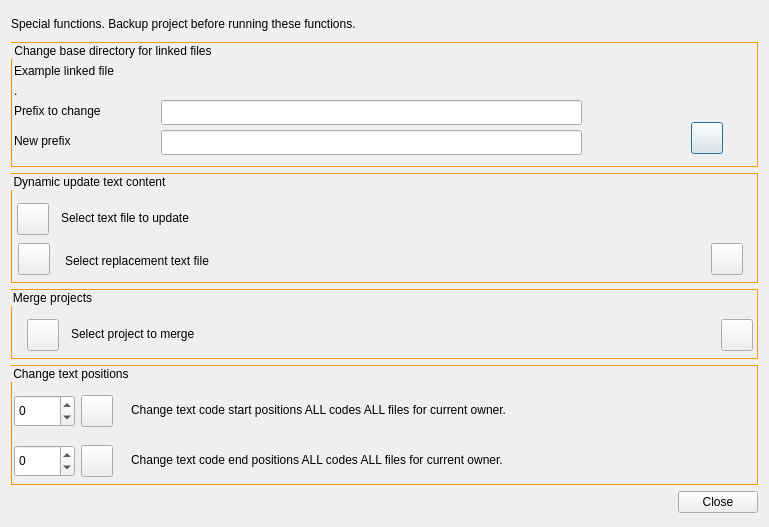
First picture: the form in GUI_UIs/ui_special_functions.ui, repository ccbogel/QualCoder, before the edit.
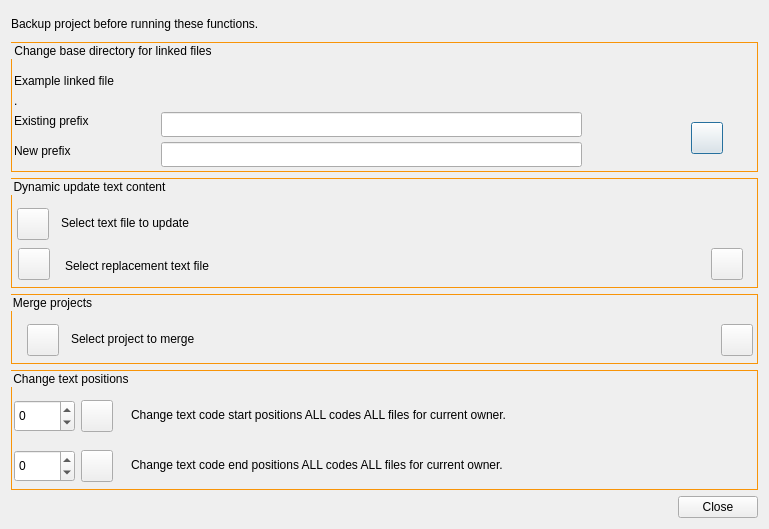
Second picture: the form after the edit.

Patch:
```diff
--- a/GUI_UIs/ui_special_functions.ui
+++ b/GUI_UIs/ui_special_functions.ui
@@ -7,9 +7,15 @@
     <x>0</x>
     <y>0</y>
     <width>769</width>
-    <height>527</height>
+    <height>528</height>
    </rect>
   </property>
+  <property name="maximumSize">
+   <size>
+    <width>16777215</width>
+    <height>600</height>
+   </size>
+  </property>
   <property name="windowTitle">
    <string>Special Functions</string>
   </property>
@@ -29,7 +35,7 @@
       </size>
      </property>
      <property name="text">
-      <string>Special functions. Backup project before running these functions.</string>
+      <string>Backup project before running these functions.</string>
      </property>
     </widget>
    </item>
@@ -38,13 +44,13 @@
      <property name="minimumSize">
       <size>
        <width>0</width>
-       <height>125</height>
+       <height>130</height>
       </size>
      </property>
      <property name="maximumSize">
       <size>
        <width>16777215</width>
-       <height>125</height>
+       <height>130</height>
       </size>
      </property>
      <property name="styleSheet">
@@ -57,7 +63,7 @@
       <property name="geometry">
        <rect>
         <x>3</x>
-        <y>20</y>
+        <y>30</y>
         <width>271</width>
         <height>17</height>
        </rect>
@@ -70,7 +76,7 @@
       <property name="geometry">
        <rect>
         <x>3</x>
-        <y>40</y>
+        <y>50</y>
         <width>721</width>
         <height>17</height>
        </rect>
@@ -83,20 +89,20 @@
       <property name="geometry">
        <rect>
         <x>3</x>
-        <y>60</y>
+        <y>70</y>
         <width>130</width>
         <height>17</height>
        </rect>
       </property>
       <property name="text">
-       <string>Prefix to change</string>
+       <string>Existing prefix</string>
       </property>
      </widget>
      <widget class="QLabel" name="label_4">
       <property name="geometry">
        <rect>
         <x>3</x>
-        <y>90</y>
+        <y>100</y>
         <width>121</width>
         <height>17</height>
        </rect>
@@ -109,7 +115,7 @@
       <property name="geometry">
        <rect>
         <x>150</x>
-        <y>58</y>
+        <y>70</y>
         <width>421</width>
         <height>25</height>
        </rect>
@@ -119,7 +125,7 @@
       <property name="geometry">
        <rect>
         <x>150</x>
-        <y>88</y>
+        <y>100</y>
         <width>421</width>
         <height>25</height>
        </rect>
```
Left out of the diff: 4 changed lines with no effect on the pictures.
